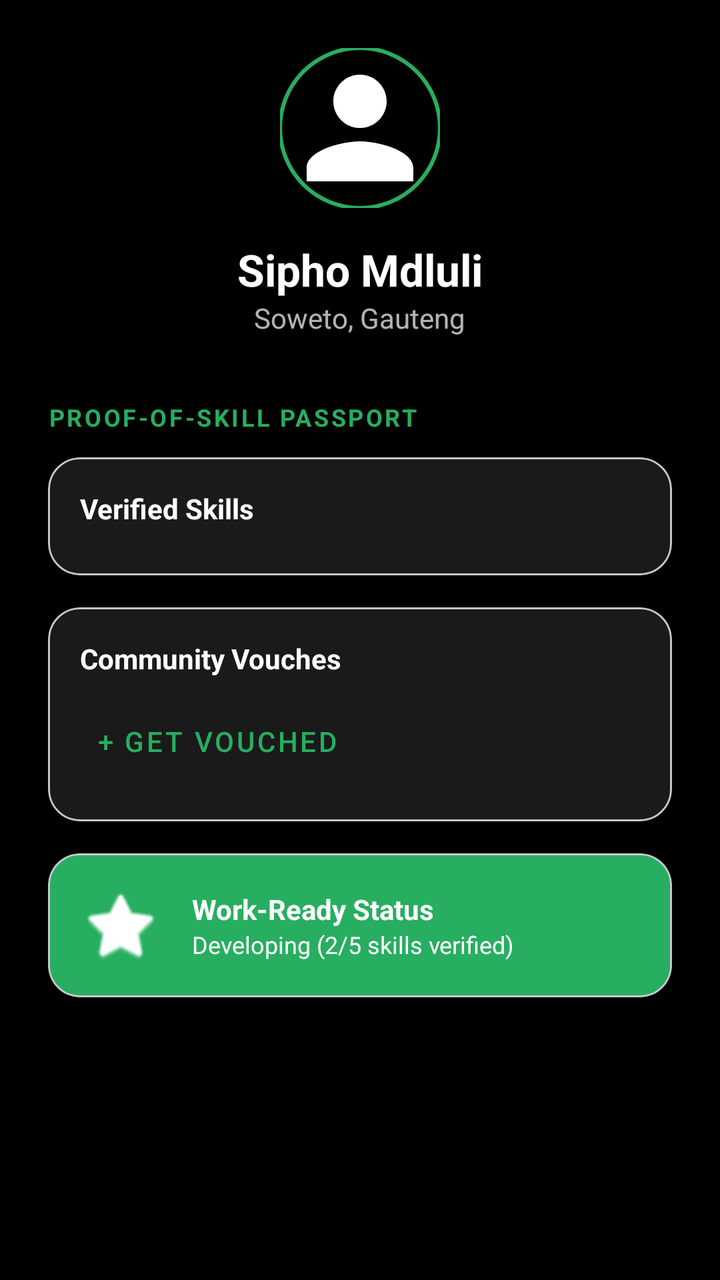
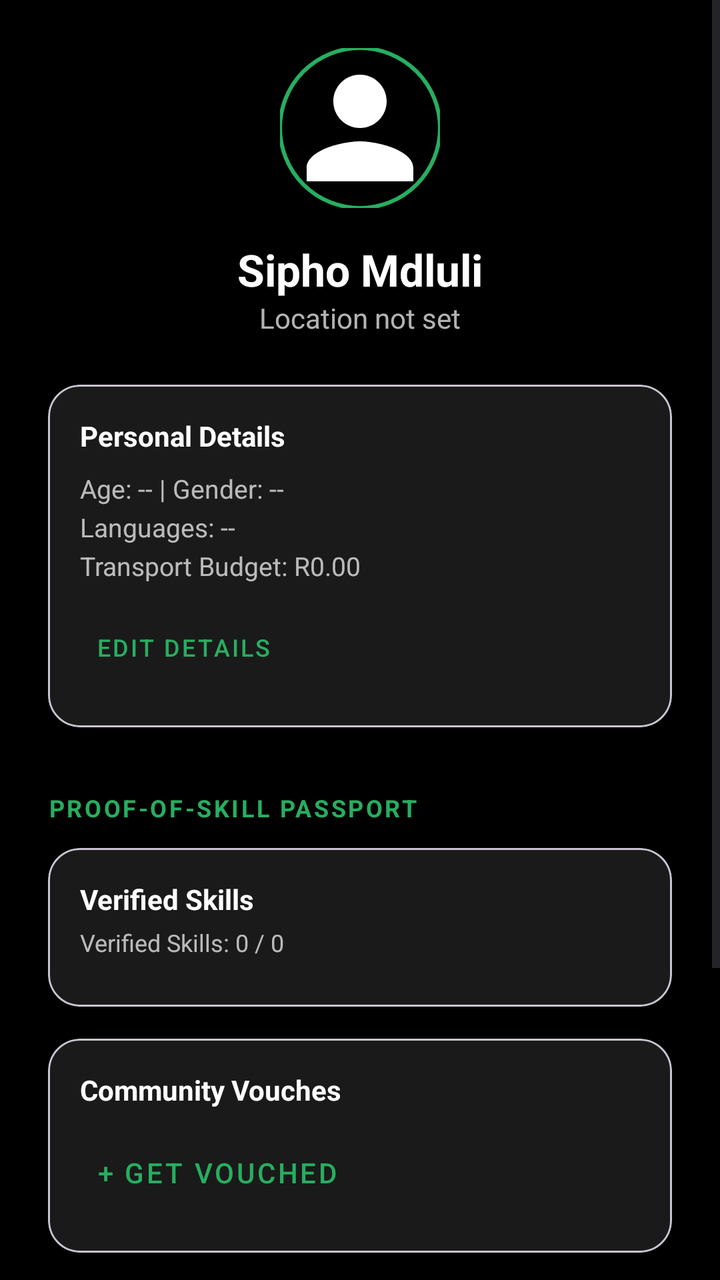

The first picture is an Android layout as it rendered before a commit; the second is the same layout after the commit. The layout source and the unified diff follow.
<!-- AndroidManifest.xml: application theme Theme.Vulindlela -->
<!-- res/layout/fragment_profile.xml -->
<?xml version="1.0" encoding="utf-8"?>
<ScrollView xmlns:android="http://schemas.android.com/apk/res/android"
    xmlns:app="http://schemas.android.com/apk/res-auto"
    android:layout_width="match_parent"
    android:layout_height="match_parent"
    android:background="@color/brand_black"
    android:fillViewport="true">

    <LinearLayout
        android:layout_width="match_parent"
        android:layout_height="wrap_content"
        android:orientation="vertical"
        android:padding="24dp">

        
        <com.google.android.material.imageview.ShapeableImageView
            android:id="@+id/img_profile"
            android:layout_width="80dp"
            android:layout_height="80dp"
            android:layout_gravity="center_horizontal"
            android:src="@drawable/ic_profile"
            app:shapeAppearanceOverlay="@style/CircleImage"
            app:strokeColor="@color/brand_green"
            app:strokeWidth="2dp" />

        <TextView
            android:id="@+id/tv_name"
            android:layout_width="wrap_content"
            android:layout_height="wrap_content"
            android:layout_gravity="center_horizontal"
            android:layout_marginTop="16dp"
            android:text="Sipho Mdluli"
            android:textColor="@color/brand_white"
            android:textSize="22sp"
            android:textStyle="bold" />

        <TextView
            android:id="@+id/tv_location"
            android:layout_width="wrap_content"
            android:layout_height="wrap_content"
            android:layout_gravity="center_horizontal"
            android:text="Soweto, Gauteng"
            android:textColor="@color/white_transparent"
            android:textSize="14sp" />

        
        <TextView
            android:layout_width="wrap_content"
            android:layout_height="wrap_content"
            android:layout_marginTop="32dp"
            android:text="PROOF-OF-SKILL PASSPORT"
            android:textColor="@color/brand_green"
            android:textSize="12sp"
            android:textStyle="bold"
            android:letterSpacing="0.1" />

        
        <com.google.android.material.card.MaterialCardView
            android:layout_width="match_parent"
            android:layout_height="wrap_content"
            android:layout_marginTop="12dp"
            app:cardBackgroundColor="@color/slate_800"
            app:cardCornerRadius="16dp">

            <LinearLayout
                android:layout_width="match_parent"
                android:layout_height="wrap_content"
                android:orientation="vertical"
                android:padding="16dp">

                <TextView
                    android:layout_width="wrap_content"
                    android:layout_height="wrap_content"
                    android:text="Verified Skills"
                    android:textColor="@color/brand_white"
                    android:textStyle="bold" />

                <androidx.recyclerview.widget.RecyclerView
                    android:id="@+id/rv_verified_skills"
                    android:layout_width="match_parent"
                    android:layout_height="wrap_content"
                    android:layout_marginTop="8dp" />

                <TextView
                    android:id="@+id/tv_no_skills"
                    android:layout_width="wrap_content"
                    android:layout_height="wrap_content"
                    android:text="No verified skills yet. Start a task to earn your first badge!"
                    android:textColor="@color/white_transparent"
                    android:textSize="12sp"
                    android:visibility="gone" />

            </LinearLayout>
        </com.google.android.material.card.MaterialCardView>

        
        <com.google.android.material.card.MaterialCardView
            android:layout_width="match_parent"
            android:layout_height="wrap_content"
            android:layout_marginTop="16dp"
            app:cardBackgroundColor="@color/slate_800"
            app:cardCornerRadius="16dp">

            <LinearLayout
                android:layout_width="match_parent"
                android:layout_height="wrap_content"
                android:orientation="vertical"
                android:padding="16dp">

                <TextView
                    android:layout_width="wrap_content"
                    android:layout_height="wrap_content"
                    android:text="Community Vouches"
                    android:textColor="@color/brand_white"
                    android:textStyle="bold" />

                <androidx.recyclerview.widget.RecyclerView
                    android:id="@+id/rv_vouches"
                    android:layout_width="match_parent"
                    android:layout_height="wrap_content"
                    android:layout_marginTop="8dp" />

                <Button
                    android:id="@+id/btn_get_vouched"
                    style="@style/Widget.MaterialComponents.Button.TextButton"
                    android:layout_width="wrap_content"
                    android:layout_height="wrap_content"
                    android:text="+ GET VOUCHED"
                    android:textColor="@color/brand_green" />

            </LinearLayout>
        </com.google.android.material.card.MaterialCardView>

        
        <com.google.android.material.card.MaterialCardView
            android:layout_width="match_parent"
            android:layout_height="wrap_content"
            android:layout_marginTop="16dp"
            app:cardBackgroundColor="@color/brand_green"
            app:cardCornerRadius="16dp">

            <LinearLayout
                android:layout_width="match_parent"
                android:layout_height="wrap_content"
                android:orientation="horizontal"
                android:padding="16dp"
                android:gravity="center_vertical">

                <ImageView
                    android:layout_width="40dp"
                    android:layout_height="40dp"
                    android:src="@android:drawable/btn_star_big_on"
                    app:tint="@color/brand_white" />

                <LinearLayout
                    android:layout_width="0dp"
                    android:layout_height="wrap_content"
                    android:layout_weight="1"
                    android:layout_marginStart="16dp"
                    android:orientation="vertical">

                    <TextView
                        android:layout_width="wrap_content"
                        android:layout_height="wrap_content"
                        android:text="Work-Ready Status"
                        android:textColor="@color/brand_white"
                        android:textStyle="bold" />

                    <TextView
                        android:id="@+id/tv_readiness_level"
                        android:layout_width="wrap_content"
                        android:layout_height="wrap_content"
                        android:text="Developing (2/5 skills verified)"
                        android:textColor="@color/brand_white"
                        android:textSize="12sp" />
                </LinearLayout>
            </LinearLayout>
        </com.google.android.material.card.MaterialCardView>

        <View
            android:layout_width="match_parent"
            android:layout_height="100dp" />

    </LinearLayout>
</ScrollView>
<!-- resources referenced by this layout -->
<resources>
  <color name="brand_black">#000000</color>
  <color name="brand_green">#27AE60</color>
  <color name="brand_white">#FFFFFF</color>
  <color name="slate_800">#1A1A1A</color>
  <color name="white_transparent">#B3FFFFFF</color>
  <!-- drawable ic_profile (drawable) -->
  <vector xmlns:android="http://schemas.android.com/apk/res/android"
      android:width="24dp"
      android:height="24dp"
      android:viewportWidth="24"
      android:viewportHeight="24">
      <path
          android:fillColor="#FFFFFF"
          android:pathData="M12,12c2.21,0 4,-1.79 4,-4s-1.79,-4 -4,-4 -4,1.79 -4,4 1.79,4 4,4zM12,14c-2.67,0 -8,1.34 -8,4v2h16v-2c0,-2.66 -5.33,-4 -8,-4z"/>
  </vector>
  <style name="CircleImage">
          <item name="cornerFamily">rounded</item>
          <item name="cornerSize">50%</item>
      </style>
  <style name="Theme.Vulindlela" parent="Theme.Material3.DayNight.NoActionBar">
          <item name="colorPrimary">@color/teal_500</item>
          <item name="android:windowBackground">@color/teal_900</item>
          <item name="android:statusBarColor">@color/teal_900</item>
      </style>
  <color name="teal_500">@color/brand_green</color>
  <color name="teal_900">@color/brand_black</color>
</resources>

<!-- the commit's change to res/layout/fragment_profile.xml (unified diff, before → after) -->
@@ -39,9 +39,53 @@
             android:layout_width="wrap_content"
             android:layout_height="wrap_content"
             android:layout_gravity="center_horizontal"
-            android:text="Soweto, Gauteng"
+            android:text="Location not set"
             android:textColor="@color/white_transparent"
             android:textSize="14sp" />
+
+        
+        <com.google.android.material.card.MaterialCardView
+            android:layout_width="match_parent"
+            android:layout_height="wrap_content"
+            android:layout_marginTop="24dp"
+            app:cardBackgroundColor="@color/slate_800"
+            app:cardCornerRadius="16dp">
+
+            <LinearLayout
+                android:layout_width="match_parent"
+                android:layout_height="wrap_content"
+                android:orientation="vertical"
+                android:padding="16dp">
+
+                <TextView
+                    android:layout_width="wrap_content"
+                    android:layout_height="wrap_content"
+                    android:text="Personal Details"
+                    android:textColor="@color/brand_white"
+                    android:textStyle="bold" />
+
+                <TextView
+                    android:id="@+id/tv_details_summary"
+                    android:layout_width="match_parent"
+                    android:layout_height="wrap_content"
+                    android:layout_marginTop="8dp"
+                    android:text="Age: -- | Gender: --\nLanguages: --\nTransport Budget: R0.00"
+                    android:textColor="@color/white_transparent"
+                    android:textSize="13sp"
+                    android:lineSpacingExtra="4dp" />
+
+                <Button
+                    android:id="@+id/btn_edit_profile"
+                    style="@style/Widget.MaterialComponents.Button.TextButton"
+                    android:layout_width="wrap_content"
+                    android:layout_height="wrap_content"
+                    android:layout_marginTop="8dp"
+                    android:text="EDIT DETAILS"
+                    android:textColor="@color/brand_green"
+                    android:textSize="12sp" />
+
+            </LinearLayout>
+        </com.google.android.material.card.MaterialCardView>
 
         
         <TextView
@@ -75,6 +119,15 @@
                     android:textColor="@color/brand_white"
                     android:textStyle="bold" />
 
+                <TextView
+                    android:id="@+id/tv_readiness_level"
+                    android:layout_width="wrap_content"
+                    android:layout_height="wrap_content"
+                    android:layout_marginTop="4dp"
+                    android:text="Verified Skills: 0 / 0"
+                    android:textColor="@color/white_transparent"
+                    android:textSize="12sp" />
+
                 <androidx.recyclerview.widget.RecyclerView
                     android:id="@+id/rv_verified_skills"
                     android:layout_width="match_parent"
@@ -132,50 +185,16 @@
         </com.google.android.material.card.MaterialCardView>
 
         
-        <com.google.android.material.card.MaterialCardView
-            android:layout_width="match_parent"
-            android:layout_height="wrap_content"
-            android:layout_marginTop="16dp"
-            app:cardBackgroundColor="@color/brand_green"
-            app:cardCornerRadius="16dp">
-
-            <LinearLayout
-                android:layout_width="match_parent"
-                android:layout_height="wrap_content"
-                android:orientation="horizontal"
-                android:padding="16dp"
-                android:gravity="center_vertical">
-
-                <ImageView
-                    android:layout_width="40dp"
-                    android:layout_height="40dp"
-                    android:src="@android:drawable/btn_star_big_on"
-                    app:tint="@color/brand_white" />
-
-                <LinearLayout
-                    android:layout_width="0dp"
-                    android:layout_height="wrap_content"
-                    android:layout_weight="1"
-                    android:layout_marginStart="16dp"
-                    android:orientation="vertical">
-
-                    <TextView
-                        android:layout_width="wrap_content"
-                        android:layout_height="wrap_content"
-                        android:text="Work-Ready Status"
-                        android:textColor="@color/brand_white"
-                        android:textStyle="bold" />
-
-                    <TextView
-                        android:id="@+id/tv_readiness_level"
-                        android:layout_width="wrap_content"
-                        android:layout_height="wrap_content"
-                        android:text="Developing (2/5 skills verified)"
-                        android:textColor="@color/brand_white"
-                        android:textSize="12sp" />
-                </LinearLayout>
-            </LinearLayout>
-        </com.google.android.material.card.MaterialCardView>
+        <Button
+            android:id="@+id/btn_logout"
+            style="@style/Widget.MaterialComponents.Button.OutlinedButton"
+            android:layout_width="match_parent"
+            android:layout_height="64dp"
+            android:layout_marginTop="32dp"
+            android:text="LOGOUT"
+            android:textColor="@color/soft_coral"
+            app:strokeColor="@color/soft_coral"
+            app:cornerRadius="12dp" />
 
         <View
             android:layout_width="match_parent"
<!-- resource entries referenced after the edit -->
@@ -4,6 +4,7 @@
   <color name="brand_green">#27AE60</color>
   <color name="brand_white">#FFFFFF</color>
   <color name="slate_800">#1A1A1A</color>
+  <color name="soft_coral">#E74C3C</color>
   <color name="white_transparent">#B3FFFFFF</color>
   <!-- drawable ic_profile (drawable) -->
   <vector xmlns:android="http://schemas.android.com/apk/res/android"
